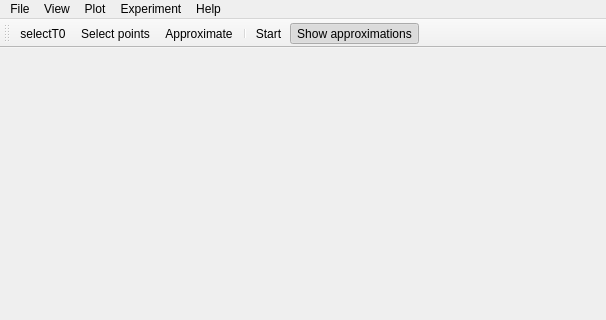
First picture: the form in src/client/mainwindow.ui, repository uazure/qLab, before the edit; both pictures show x 0 to 606 and y 0 to 320 of the 606 by 488 pixel window.
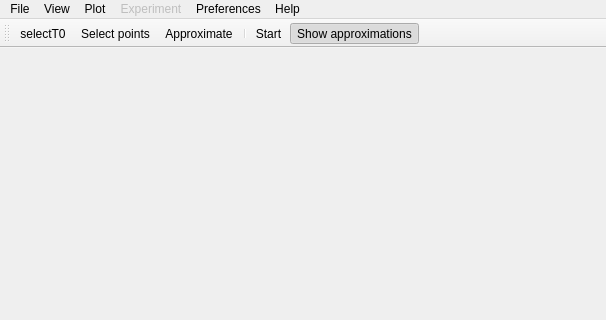
Second picture: the form after the edit.

Patch:
```diff
--- a/src/client/mainwindow.ui
+++ b/src/client/mainwindow.ui
@@ -26,7 +26,7 @@
      <x>0</x>
      <y>0</y>
      <width>606</width>
-     <height>23</height>
+     <height>24</height>
     </rect>
    </property>
    <widget class="QMenu" name="menuFile">
@@ -68,16 +68,26 @@
     <addaction name="actionInitialize"/>
    </widget>
    <widget class="QMenu" name="menuExperiment">
+    <property name="enabled">
+     <bool>false</bool>
+    </property>
     <property name="title">
      <string>Experiment</string>
     </property>
     <addaction name="actionControl"/>
     <addaction name="actionSet_interval"/>
    </widget>
+   <widget class="QMenu" name="menuPreferences">
+    <property name="title">
+     <string>Preferences</string>
+    </property>
+    <addaction name="actionConfiguration"/>
+   </widget>
    <addaction name="menuFile"/>
    <addaction name="menuView"/>
    <addaction name="menuPlot"/>
    <addaction name="menuExperiment"/>
+   <addaction name="menuPreferences"/>
    <addaction name="menuHelp"/>
   </widget>
   <widget class="QToolBar" name="mainToolBar">
```
Left out of the diff: 11 changed lines with no effect on the pictures.
